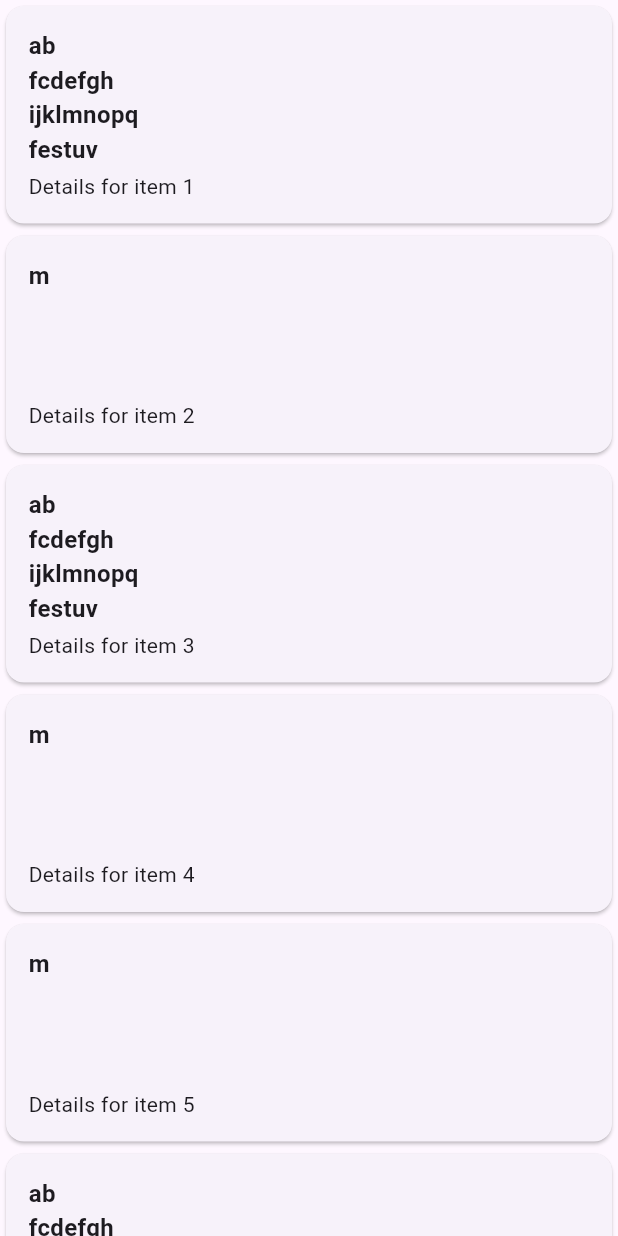
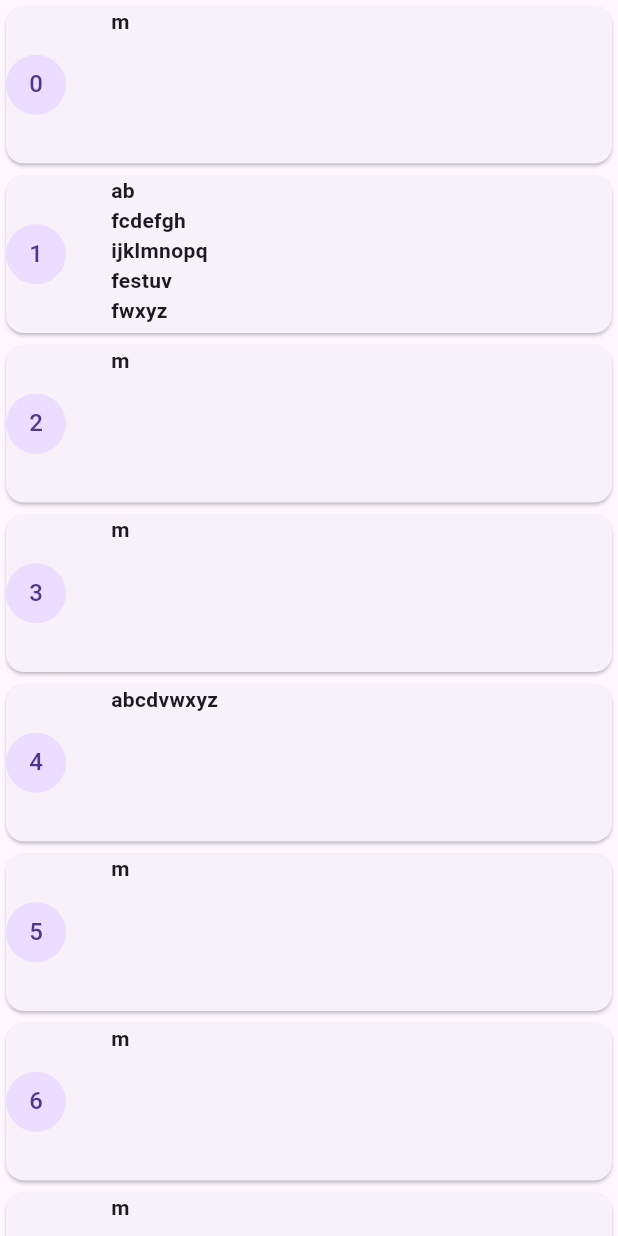
Before and after one commit to AmosPeterAlex/test_mlprm, a Flutter app: the UniformCard screen opened directly, on a phone screen of 412 x 824 dp. Run offline on Flutter 3.47's test engine with Material 3 defaults, Android fonts, the phone set to English and light mode, and no system bars; our stand-ins replace dio, get, go_router, shared_preferences, url_strategy; accounts and stored records are empty; network calls fail.

Commit message:
studying render object

```diff
--- a/lib/utils/self_study/card_widget_study.dart
+++ b/lib/utils/self_study/card_widget_study.dart
@@ -4,24 +4,23 @@ import 'package:flutter/material.dart';
 void main() {
   runApp(MaterialApp(
     home: UniformCard(data: const [
-      "ab\nfcdefgh\nijklmnopq\nfestuv\nfwxyz",
+      // "ab\nfcdefgh\nijkl\nmn\nopq\nfestuv\nfwxyz",
       "m",
       "ab\nfcdefgh\nijklmnopq\nfestuv\nfwxyz",
       "m",
       "m",
-      "ab\nfcdefgh\nijklmnopq\nfestuv\nfwxyz",
-      "abcde\nfghijklm/nnwxyz",
-      "abcd\nfefghij\nfklmno\nfpqestuvwxyz",
-      "abcde\nfghijklm\nfnopqes\ntuvwxyz",
+      // "ab\nfcdefgh\nijkl\nmn\nopq\nfestuv\nfwxyz",
       "abcdvwxyz",
       "m",
+      // "ab\nfcdefgh\nijkl\nmn\nopq\nfestuv\nfwxyz",
       "m",
-      "ab\nfcdefgh\nijklmnopq\nfestuv\nfwxyz",
+      // "ab\nfcdefgh\nijklmnopq\nfestuv\nfwxyz",
       "m",
       "m",
       "abjklm/nnopqestuvwxyz",
       "abcdefqestuvwxyz",
-      "m",
+      // "m",
+      // "ab\nfcdefgh\nijkl\nmn\nopq\nfestuv\nfwxyz",
       "m",
       "abcd\ntuvwxyz",
       "abcdefgh\nijklmstuvwxyz",
@@ -47,26 +46,35 @@ class UniformCard extends StatelessWidget {
         itemBuilder: (context, index) {
           return Card(
             child: Container(
-              height: maxHeight+50,
-              padding: EdgeInsets.all(15),
-              child: Column(
-                crossAxisAlignment: CrossAxisAlignment.start,
+              height: maxHeight,
+              // padding: EdgeInsets.all(15),
+              child: Row(
                 children: [
-                  Expanded(
-                    child: Text(
-                      data[index],
-                      style: TextStyle(
-                        fontSize: 16,
-                        fontWeight: FontWeight.bold,
+                  CircleAvatar(
+                    child: Text("$index"),
+                  ),
+                  SizedBox(
+                    width: 30,
+                  ),
+                  Column(
+                    // crossAxisAlignment: CrossAxisAlignment.start,
+                    children: [
+                      Text(
+                        data[index],
+                        style: TextStyle(
+                          // fontSize: 16,
+                          fontWeight: FontWeight.bold,
+                        ),
                       ),
-                    ),
-                  ),
-                  SizedBox(height: 5),
-                  Text(
-                    'Details for item ${index + 1}',
-                    style: TextStyle(
-                      fontSize: 14,
-                    ),
+                      // SizedBox(height: 5),
+
+                      // Text(
+                      //   'Details for item ${index + 1}',
+                      //   style: TextStyle(
+                      //     fontSize: 14,
+                      //   ),
+                      // ),
+                    ],
                   ),
                 ],
               ),
@@ -93,5 +101,5 @@ double calculateMaxCardHeight(List<String> data) {
     maxHeight = max(maxHeight, textPainter.height);
   }
 
-  return maxHeight;
+  return maxHeight+10;
 }
```
Also changed, not shown: lib/utils/self_study/car_grid.dart (added, +208 -0 lines).
